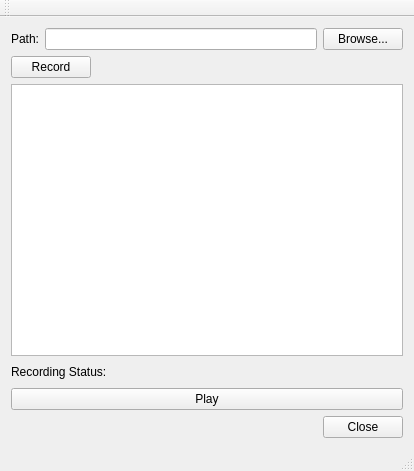
angelosalatino/FFmpegRecorder, file mainwindow.ui: the form before one commit.
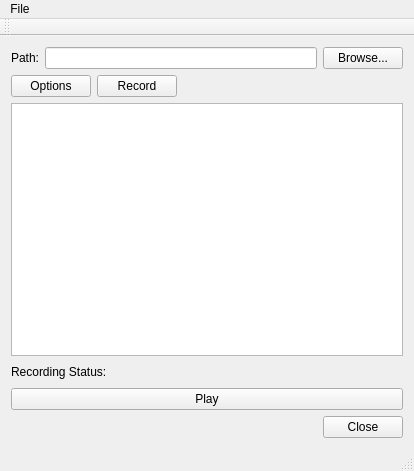
The form after the commit.

```diff
--- a/mainwindow.ui
+++ b/mainwindow.ui
@@ -47,6 +47,13 @@
       </item>
       <item>
        <layout class="QHBoxLayout" name="horizontalLayout_6">
+        <item>
+         <widget class="QPushButton" name="optionButton">
+          <property name="text">
+           <string>Options</string>
+          </property>
+         </widget>
+        </item>
         <item>
          <widget class="QPushButton" name="startButton">
           <property name="text">
@@ -141,9 +148,16 @@
      <x>0</x>
      <y>0</y>
      <width>414</width>
-     <height>20</height>
+     <height>25</height>
     </rect>
    </property>
+   <widget class="QMenu" name="menuFile">
+    <property name="title">
+     <string>File</string>
+    </property>
+    <addaction name="actionClose"/>
+   </widget>
+   <addaction name="menuFile"/>
   </widget>
   <widget class="QToolBar" name="mainToolBar">
    <attribute name="toolBarArea">
```
Left out of the diff: 7 changed lines with no effect on the pictures.
